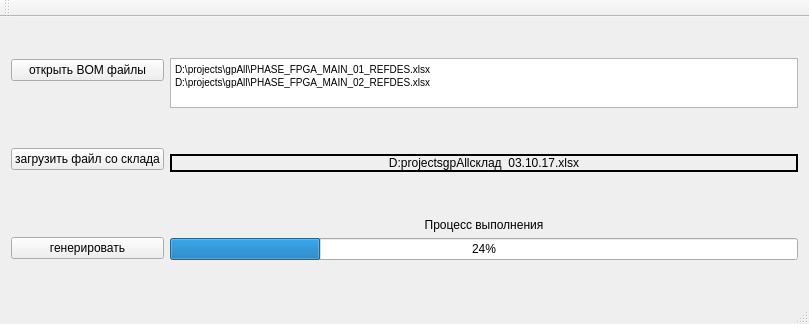
The window that mainwindow.ui (pivleonid/gpAll_v2) describes before a commit, drawn with Qt 5.
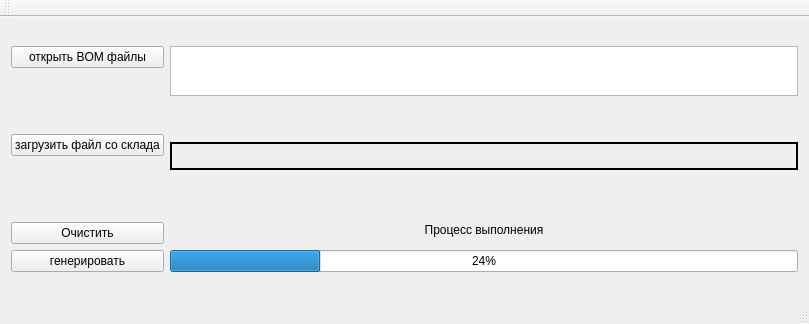
The same window after the commit.

```diff
--- a/mainwindow.ui
+++ b/mainwindow.ui
@@ -52,7 +52,7 @@
         </property>
        </widget>
       </item>
-      <item row="4" column="0">
+      <item row="5" column="0">
        <widget class="QPushButton" name="pushButton_3">
         <property name="text">
          <string>генерировать</string>
@@ -91,6 +91,13 @@
         </property>
        </spacer>
       </item>
+      <item row="4" column="0">
+       <widget class="QPushButton" name="pushButton_4">
+        <property name="text">
+         <string>Очистить</string>
+        </property>
+       </widget>
+      </item>
      </layout>
     </item>
     <item row="0" column="1">
@@ -130,8 +137,7 @@
 &lt;html&gt;&lt;head&gt;&lt;meta name=&quot;qrichtext&quot; content=&quot;1&quot; /&gt;&lt;style type=&quot;text/css&quot;&gt;
 p, li { white-space: pre-wrap; }
 &lt;/style&gt;&lt;/head&gt;&lt;body style=&quot; font-family:'MS Shell Dlg 2'; font-size:7.8pt; font-weight:400; font-style:normal;&quot;&gt;
-&lt;p style=&quot; margin-top:0px; margin-bottom:0px; margin-left:0px; margin-right:0px; -qt-block-indent:0; text-indent:0px;&quot;&gt;D:\projects\gpAll\PHASE_FPGA_MAIN_01_REFDES.xlsx&lt;/p&gt;
-&lt;p style=&quot; margin-top:0px; margin-bottom:0px; margin-left:0px; margin-right:0px; -qt-block-indent:0; text-indent:0px;&quot;&gt;D:\projects\gpAll\PHASE_FPGA_MAIN_02_REFDES.xlsx&lt;/p&gt;&lt;/body&gt;&lt;/html&gt;</string>
+&lt;p style=&quot;-qt-paragraph-type:empty; margin-top:0px; margin-bottom:0px; margin-left:0px; margin-right:0px; -qt-block-indent:0; text-indent:0px;&quot;&gt;&lt;br /&gt;&lt;/p&gt;&lt;/body&gt;&lt;/html&gt;</string>
         </property>
        </widget>
       </item>
@@ -141,7 +147,7 @@
          <enum>QFrame::WinPanel</enum>
         </property>
         <property name="text">
-         <string>D:projectsgpAllсклад  03.10.17.xlsx</string>
+         <string/>
         </property>
         <property name="alignment">
          <set>Qt::AlignCenter</set>
```
